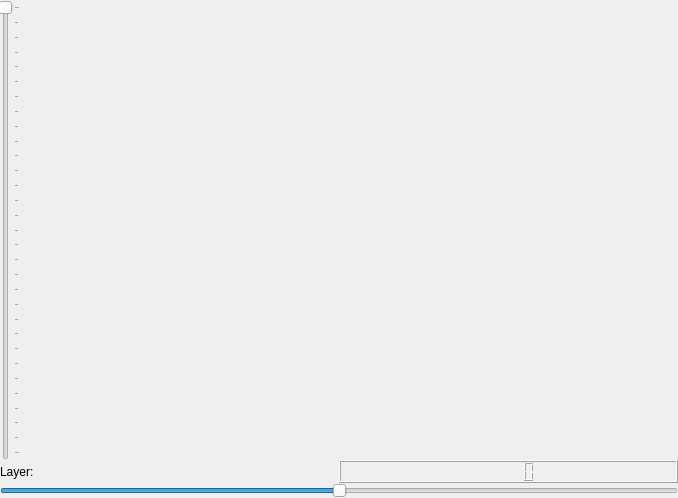
Old version of the form screen.ui in the repository tps12/hey-grid.
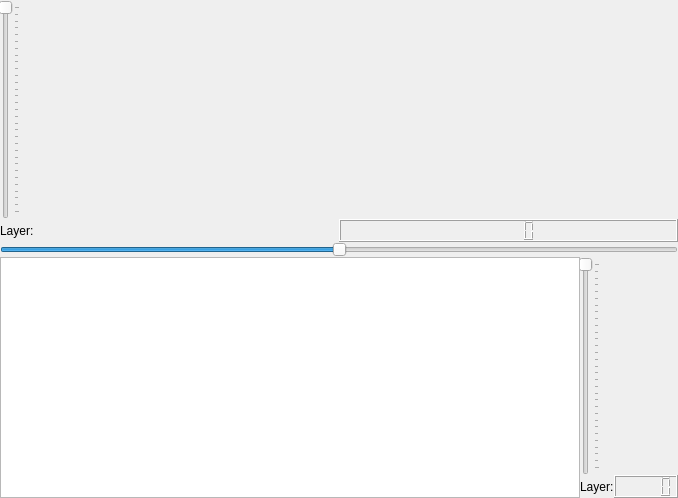
New version of the form.

Commit message: Add layer selection for detail view

Patch:
```diff
--- a/screen.ui
+++ b/screen.ui
@@ -27,15 +27,93 @@
     <number>0</number>
    </property>
    <item>
-    <layout class="QVBoxLayout" name="verticalLayout">
+    <layout class="QGridLayout" name="gridLayout_2" rowstretch="1,0,1,0,0">
      <property name="topMargin">
       <number>0</number>
      </property>
      <property name="bottomMargin">
       <number>0</number>
      </property>
-     <item>
-      <layout class="QGridLayout" name="gridLayout" columnstretch="1,0">
+     <property name="verticalSpacing">
+      <number>-1</number>
+     </property>
+     <item row="2" column="0">
+      <layout class="QGridLayout" name="gridLayout_3">
+       <property name="topMargin">
+        <number>0</number>
+       </property>
+       <property name="rightMargin">
+        <number>0</number>
+       </property>
+       <item row="0" column="0">
+        <widget class="QGraphicsView" name="detail">
+         <property name="backgroundBrush">
+          <brush brushstyle="SolidPattern">
+           <color alpha="255">
+            <red>0</red>
+            <green>0</green>
+            <blue>0</blue>
+           </color>
+          </brush>
+         </property>
+        </widget>
+       </item>
+       <item row="0" column="3">
+        <layout class="QVBoxLayout" name="verticalLayout_3">
+         <property name="leftMargin">
+          <number>0</number>
+         </property>
+         <item>
+          <widget class="QSlider" name="detailLayer">
+           <property name="maximum">
+            <number>30</number>
+           </property>
+           <property name="pageStep">
+            <number>1</number>
+           </property>
+           <property name="orientation">
+            <enum>Qt::Vertical</enum>
+           </property>
+           <property name="invertedAppearance">
+            <bool>true</bool>
+           </property>
+           <property name="invertedControls">
+            <bool>false</bool>
+           </property>
+           <property name="tickPosition">
+            <enum>QSlider::TicksBelow</enum>
+           </property>
+           <property name="tickInterval">
+            <number>1</number>
+           </property>
+          </widget>
+         </item>
+         <item>
+          <layout class="QHBoxLayout" name="horizontalLayout_3">
+           <property name="topMargin">
+            <number>0</number>
+           </property>
+           <item>
+            <widget class="QLabel" name="label_2">
+             <property name="text">
+              <string>Layer:</string>
+             </property>
+            </widget>
+           </item>
+           <item>
+            <widget class="QLCDNumber" name="lcdNumber_2"/>
+           </item>
+          </layout>
+         </item>
+        </layout>
+       </item>
+      </layout>
+     </item>
+     <item row="0" column="0">
+      <layout class="QGridLayout" name="gridLayout" rowstretch="0" columnstretch="1,0">
+       <property name="leftMargin">
+        <number>0</number>
+       </property>
        <property name="topMargin">
         <number>0</number>
        </property>
@@ -109,7 +187,7 @@
        </item>
       </layout>
      </item>
-     <item>
+     <item row="1" column="0">
       <widget class="QSlider" name="rotation">
        <property name="minimum">
         <number>-180</number>
```
Left out of the diff: 26 changed lines with no effect on the pictures. The commit also changes 2 other files.
